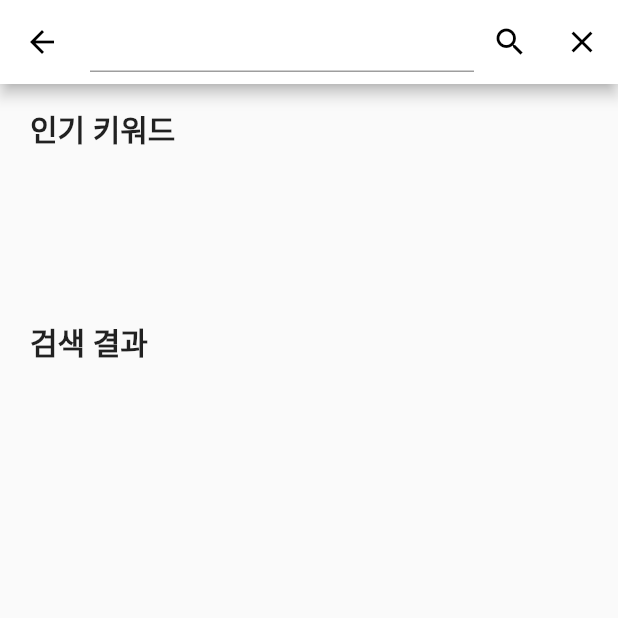
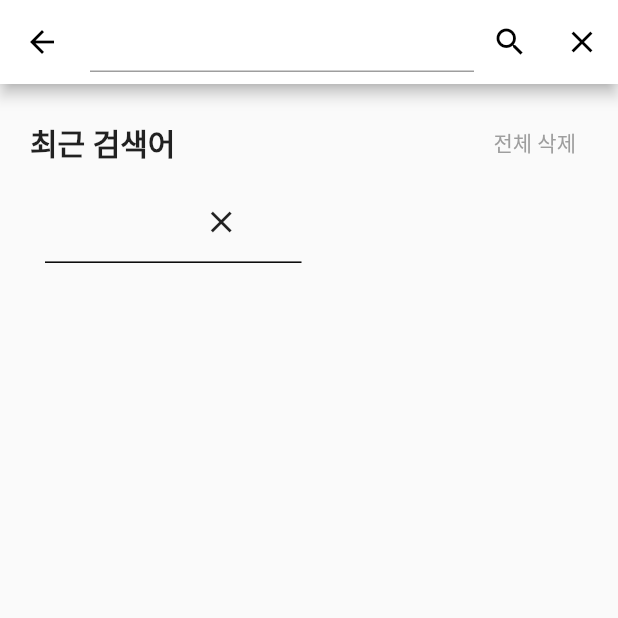
Before and after one commit to yeon220629/dongnerang, a Flutter app: the searchScreen screen opened directly, after a tap on the "search" icon, on a phone screen of 412 x 824 dp, the top half of it. Run offline on Flutter 3.47's test engine with Material 2 defaults, Android fonts, the light colour scheme and no system bars; our stand-ins replace cached_network_image, cloud_firestore, firebase_auth, firebase_core, firebase_storage, flutter_easyloading and 8 more; missing offline and left inert: flutter_inappwebview, kakao_flutter_sdk; accounts and stored records are empty.

Commit message:
검색 화면 구현 및 적용

```diff
--- a/lib/screens/search.screen.dart
+++ b/lib/screens/search.screen.dart
@@ -2,8 +2,8 @@ import 'dart:math';
 import 'package:cloud_firestore/cloud_firestore.dart';
 import 'package:dongnerang/constants/colors.constants.dart';
 import 'package:firebase_auth/firebase_auth.dart';
+import 'package:flutter/gestures.dart';
 import 'package:flutter/material.dart';
-import 'package:get/get.dart';
 import '../constants/common.constants.dart';
 import '../services/firebase.service.dart';
 import 'url.load.screen.dart';
@@ -18,30 +18,33 @@ class searchScreen extends StatefulWidget {
 
 class _searchScreenState extends State<searchScreen>
     with SingleTickerProviderStateMixin {
-  final KeywordScroller keywordscroller = KeywordScroller();
   late TextEditingController SearcheditingController = new TextEditingController();
   String? userEmail = FirebaseAuth.instance.currentUser?.email;
+  String url = "";
+  String label = "최근 검색어";
+  String resetLabel = "전체 삭제";
+
   bool closeTapContainer = false;
+  bool isTextEdit = true;
+
   final _random = Random();
   double topContainer = 0;
-  String url = "";
-
 
   List ResentSearch = [];
   List<Widget> itemsData = [];
   List<Widget> listItems = [];
-  List<dynamic> responseData = [];
-  List getUserkeyword = [];
   List? item = [];
+  List getUserLocaldata = [];
 
   Future<void> getPostsData(value) async {
+    List<dynamic> valueData = [];
     item = [];
-    List<dynamic> valueData = [];
     listItems = [];
 
-    for (int i = 0; i < getUserkeyword.length; i++) {
-      item?.add(fnChecklocal(getUserkeyword[i]));
+    for (int i = 0; i < getUserLocaldata.length; i++) {
+      item?.add(fnChecklocal(getUserLocaldata[i]));
     }
+    print(item);
     for (int i = 0; i < item!.length; i++) {
       DocumentReference<Map<String, dynamic>> docref = FirebaseFirestore
           .instance.collection("crawlingData").doc(item![i][1]);
@@ -56,7 +59,9 @@ class _searchScreenState extends State<searchScreen>
         valueData.add(value);
       });
     }
+
     List<dynamic> responseList = valueData;
+
     for (var post in responseList) {
       if (post['title'].contains(value)) {
         listItems.add(GestureDetector(
@@ -111,7 +116,7 @@ class _searchScreenState extends State<searchScreen>
                           Text(
                             '시작일 | ${post['registrationdate'].trim()}',
                             style: const TextStyle(
-                                fontSize: 17, color: Colors.grey),
+                                fontSize: 15, color: Colors.grey),
                             textDirection: TextDirection.ltr,
                           ),
                         ],
@@ -128,25 +133,13 @@ class _searchScreenState extends State<searchScreen>
     });
   }
 
-  Future<List> getKeword() async {
-    List valueTemp = [];
-    final checkDuplicate = await FirebaseFirestore.instance.collection("users")
-        .doc(userEmail)
-        .get();
-    checkDuplicate.data()?.forEach((key, value) {
-      if (key.contains("keyword")) {
-        valueTemp.add(value);
-      }
-    });
-    return valueTemp.first;
-  }
   @override
   void initState() {
     super.initState();
     FirebaseService.getUserLocalData(userEmail!, 'local').then((value){
       int ListData = value.length;
       for(int i = 0; i < ListData; i++){
-        getUserkeyword.add(value[i]);
+        getUserLocaldata?.add(value[i]);
       }
     });
   }
@@ -154,7 +147,7 @@ class _searchScreenState extends State<searchScreen>
   @override
   Widget build(BuildContext context) {
     final Size size = MediaQuery.of(context).size;
-    final double categoryHeight = size.height * 0.30;
+    print("SearcheditingController.text : ${SearcheditingController.text}");
 
     return Scaffold(
       appBar: AppBar(
@@ -168,15 +161,40 @@ class _searchScreenState extends State<searchScreen>
             child: TextField(
               controller: SearcheditingController,
               onChanged: (value){
-                print(value);
+                setState(() {
+                  if(value.isEmpty){
+                    print("빈값임");
+                    label = '최근 검색어';
+                    resetLabel = '전체 삭제';
+                    isTextEdit = true;
+                  }else{
+                    print("비어있지 않음");
+                    itemsData = [];
+                    label = '검색 결과';
+                    resetLabel = '';
+                    isTextEdit = false;
                     getPostsData(value);
+                  }
+                });
+              },
+              onSubmitted: (value){
+                // 엔터 쳣을때 이벤트.
+                ResentSearch.add(value);
               },
             ),
           ),
           IconButton(onPressed: (){
+            setState(() {
+              ResentSearch.add(SearcheditingController.text);
+              // getPostsData(SearcheditingController.text);
+            });
           }, icon: Icon(Icons.search)),
           IconButton(onPressed: () {
+            setState(() {
               SearcheditingController.clear();
+              isTextEdit = true;
+              itemsData = [];
+            });
           }, icon: Icon(Icons.clear, color: Colors.black,))
         ],
       ),
@@ -190,24 +208,29 @@ class _searchScreenState extends State<searchScreen>
               child: Column(
                 crossAxisAlignment: CrossAxisAlignment.start,
                 children: [
-                    Text("인기 키워드", style: TextStyle(fontWeight: FontWeight.bold, fontSize: 20),),
-                    AnimatedOpacity(
-                      opacity: closeTapContainer ? 0:1,
-                      duration: const Duration(milliseconds: 200),
-                      child: AnimatedContainer(
-                        duration: const Duration(milliseconds: 200),
-                        width: size.width,
-                        alignment: Alignment.topCenter,
-                        height: closeTapContainer? 0 : categoryHeight - 160,
-                        child: keywordscroller,),
+                    Row(
+                      mainAxisAlignment: MainAxisAlignment.spaceBetween,
+                      children: [
+                        Text("$label",
+                          style: TextStyle(fontWeight: FontWeight.bold, fontSize: 20),),
+                        TextButton(
+                            onPressed: (){
+                              setState(() {
+                                ResentSearch = [];
+                              });
+                            },
+                            child: Text("$resetLabel", style: TextStyle(
+                              color: AppColors.grey
+                            ),)
+                        )
+                      ],
                     ),
-                  ],
-                )
-            ),
-            Padding(
-              padding: const EdgeInsets.symmetric(horizontal: 20.0, vertical: 10),
-              child: Text("검색 결과", style: TextStyle(fontWeight: FontWeight.bold, fontSize: 20),),
-            ),
+                    isTextEdit
+                      ? searchResult(size.height, size.width)
+                      : SizedBox(
+                          height: size.height / 1.3,
+                          child: Column(
+                            children: <Widget>[
                               Expanded(
                                   child: ListView.builder(
                                       itemCount: itemsData.length,
@@ -235,84 +258,83 @@ class _searchScreenState extends State<searchScreen>
                                   )
                               )
                             ],
+                          ),
+                    )
+                ],
+              )
+            ),
+          ],
         )
       )
     );
   }
-}
 
-class KeywordScroller extends StatefulWidget {
-  const KeywordScroller({Key? key}) : super(key: key);
+  Widget searchResult(double height, double width){
 
+    print(ResentSearch);
+    List searchListResult = [];
 
-  @override
-  State<KeywordScroller> createState() => _KeywordScrollerState();
-}
-
-class _KeywordScrollerState extends State<KeywordScroller> {
-  List tags = [];
-  List selected_tags = [];
-  List select_tags = [];
-
-  @override
-  Widget build(BuildContext context) {
-    final double categoryHeight = MediaQuery
-        .of(context)
-        .size
-        .height * 0.30 - 50;
-    return SingleChildScrollView(
-      physics: const BouncingScrollPhysics(),
-      scrollDirection: Axis.horizontal,
-      child: Container(
-        margin: const EdgeInsets.symmetric(vertical: 10, horizontal: 10),
-        child: FittedBox(
-          fit: BoxFit.fill,
-          alignment: Alignment.topCenter,
-          child: Row(
-            children: <Widget>[
-              Container(
-                width: categoryHeight * 2.9,
-                margin: const EdgeInsets.only(right: 5),
-                height: categoryHeight - 150,
-                child: Center(
-                  child: Wrap(
-                    spacing: 8.0,
-                    runSpacing: 4.0,
-                    children: <Widget>[...generate_tags(CustomKeyword)],
+    return Container(
+      height: height/ 2.3,
+      width: width,
+      padding: const EdgeInsets.symmetric(horizontal: 10, vertical: 5),
+      // decoration: BoxDecoration(border: Border.all(width: 1)),
+      child: GridView.builder(
+        itemCount: ResentSearch!.length,
+        shrinkWrap: true,
+        gridDelegate: SliverGridDelegateWithFixedCrossAxisCount(
+          crossAxisCount: 2, //1 개의 행에 보여줄 item 개수
+          childAspectRatio: 1 / 0.3, //item 의 가로 1, 세로 2 의 비율
+          mainAxisSpacing: 10, //수평 Padding
+          crossAxisSpacing: 10, //수직 Padding
         ),
+        itemBuilder: (BuildContext context, int index) {
+          return Container(
+            // color: AppColors.red,
+            decoration: BoxDecoration(
+              border: Border(
+                bottom: BorderSide(width: 1)
+              )
+            ),
+            child: Column(
+              children: [
+                Expanded(
+                  // width: width,
+                  // color: AppColors.white,
+                  child: RichText(
+                    text: TextSpan(
+                      children: [
+                        WidgetSpan(child: TextButton(
+                            onPressed: (){
+                              setState(() {
+                                SearcheditingController.text = ResentSearch[index];
+                                isTextEdit = false;
+                                getPostsData(ResentSearch[index]);
+                              });
+                            },
+                            child: Text("${ResentSearch[index]}"))
+                        ),
+                        WidgetSpan(
+                          alignment: PlaceholderAlignment.bottom,
+                          child: IconButton(
+                              onPressed: (){
+                                setState(() {
+                                  print(index);
+                                  ResentSearch.remove(ResentSearch[index]);
+                                });
+                              },
+                              icon: Icon(Icons.close)
                           ),
                         ),
                       ],
                     ),
                   ),
                 ),
+              ]
+            ),
           );
         }
-  generate_tags(value) {
-    return value.map((tag) => get_chip(tag)).toList();
-  }
-  get_chip(name) {
-    return FilterChip(
-      selected: selected_tags.contains(name),
-      selectedColor: Colors.blue.shade800,
-      disabledColor: Colors.blue.shade400,
-      labelStyle: TextStyle(color: Colors.black, fontWeight: FontWeight.bold),
-      label: Text("${name}"),
-      onSelected: (value) {
-        print("${value} : ${name}");
-        if (select_tags.length >= 1) {
-          value = false;
-        }
-        if (value == true) {
-          select_tags.add(name);
-        }
-        if (value == false) {
-          select_tags.remove(name);
-        }
-        setState(() {
-          selected_tags = select_tags;
-        });
-      },
+      ),
     );
   }
 }
--- a/lib/screens/setting/noticepage.screen.dart
+++ b/lib/screens/setting/noticepage.screen.dart
@@ -9,12 +9,6 @@ class NoticePage extends StatelessWidget {
         appBar: AppBar(
           centerTitle: true,
           elevation: 0.0,
-          // leading: IconButton(
-          //     icon: Icon(Icons.arrow_back_ios_new_outlined),
-          //     onPressed: () {
-          //         Navigator.pop(ctx);
-          //     },
-          // ),
           title: Text('공지사항'),
         ),
         body: const MyStatefulWidget(),
```
Also changed, not shown: lib/screens/mainScreen.dart (+2 -5 lines), lib/screens/notice.main.screen.dart (+41 -10 lines), lib/widgets/user_profile_image.widget.dart (+0 -8 lines). Lines whose indentation alone changed are shown as unchanged.
